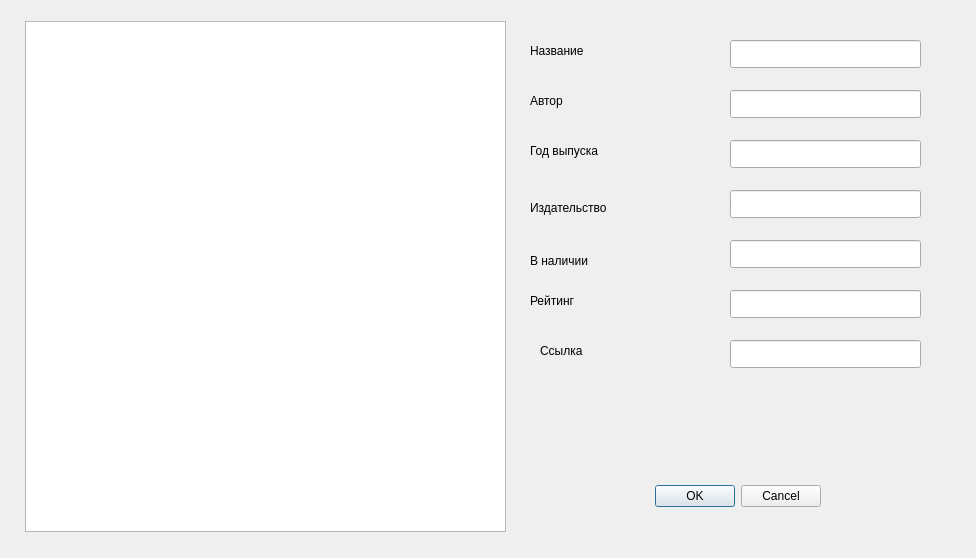
Above: EditDialog.ui from anneett/Oganesyan_OOPP_qt6 before the change. Below: the same form after it.
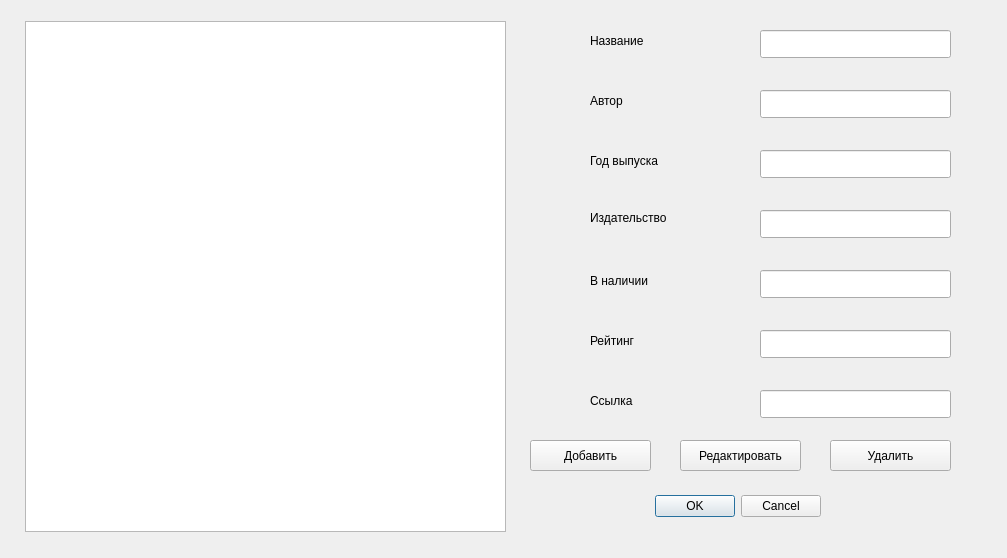
That is the form after the change.

```diff
--- a/EditDialog.ui
+++ b/EditDialog.ui
@@ -6,7 +6,7 @@
    <rect>
     <x>0</x>
     <y>0</y>
-    <width>976</width>
+    <width>1007</width>
     <height>558</height>
    </rect>
   </property>
@@ -17,7 +17,7 @@
    <property name="geometry">
     <rect>
      <x>650</x>
-     <y>480</y>
+     <y>490</y>
      <width>171</width>
      <height>32</height>
     </rect>
@@ -42,8 +42,8 @@
   <widget class="QLabel" name="title">
    <property name="geometry">
     <rect>
-     <x>530</x>
-     <y>40</y>
+     <x>590</x>
+     <y>30</y>
      <width>91</width>
      <height>21</height>
     </rect>
@@ -55,7 +55,7 @@
   <widget class="QLabel" name="author">
    <property name="geometry">
     <rect>
-     <x>530</x>
+     <x>590</x>
      <y>90</y>
      <width>91</width>
      <height>21</height>
@@ -68,8 +68,8 @@
   <widget class="QLabel" name="release">
    <property name="geometry">
     <rect>
-     <x>530</x>
-     <y>140</y>
+     <x>590</x>
+     <y>150</y>
      <width>91</width>
      <height>21</height>
     </rect>
@@ -81,8 +81,8 @@
   <widget class="QLabel" name="publishing">
    <property name="geometry">
     <rect>
-     <x>530</x>
-     <y>200</y>
+     <x>590</x>
+     <y>210</y>
      <width>111</width>
      <height>16</height>
     </rect>
@@ -94,8 +94,8 @@
   <widget class="QLabel" name="instock">
    <property name="geometry">
     <rect>
-     <x>530</x>
-     <y>250</y>
+     <x>590</x>
+     <y>270</y>
      <width>91</width>
      <height>21</height>
     </rect>
@@ -107,8 +107,8 @@
   <widget class="QLabel" name="rating">
    <property name="geometry">
     <rect>
-     <x>530</x>
-     <y>290</y>
+     <x>590</x>
+     <y>330</y>
      <width>91</width>
      <height>21</height>
     </rect>
@@ -120,8 +120,8 @@
   <widget class="QLabel" name="url">
    <property name="geometry">
     <rect>
-     <x>540</x>
-     <y>340</y>
+     <x>590</x>
+     <y>390</y>
      <width>91</width>
      <height>21</height>
     </rect>
@@ -130,31 +130,11 @@
     <string>Ссылка</string>
    </property>
   </widget>
-  <widget class="QLineEdit" name="titleEdit">
-   <property name="geometry">
-    <rect>
-     <x>730</x>
-     <y>40</y>
-     <width>191</width>
-     <height>28</height>
-    </rect>
-   </property>
-  </widget>
-  <widget class="QLineEdit" name="authorEdit">
-   <property name="geometry">
-    <rect>
-     <x>730</x>
-     <y>90</y>
-     <width>191</width>
-     <height>28</height>
-    </rect>
-   </property>
-  </widget>
   <widget class="QLineEdit" name="releaseEdit">
    <property name="geometry">
     <rect>
-     <x>730</x>
-     <y>140</y>
+     <x>760</x>
+     <y>150</y>
      <width>191</width>
      <height>28</height>
     </rect>
@@ -163,8 +143,8 @@
   <widget class="QLineEdit" name="publishingEdit">
    <property name="geometry">
     <rect>
-     <x>730</x>
-     <y>190</y>
+     <x>760</x>
+     <y>210</y>
      <width>191</width>
      <height>28</height>
     </rect>
@@ -173,8 +153,8 @@
   <widget class="QLineEdit" name="instockEdit">
    <property name="geometry">
     <rect>
-     <x>730</x>
-     <y>240</y>
+     <x>760</x>
+     <y>270</y>
      <width>191</width>
      <height>28</height>
     </rect>
@@ -183,8 +163,8 @@
   <widget class="QLineEdit" name="ratingEdit">
    <property name="geometry">
     <rect>
-     <x>730</x>
-     <y>290</y>
+     <x>760</x>
+     <y>330</y>
      <width>191</width>
      <height>28</height>
     </rect>
@@ -193,8 +173,67 @@
   <widget class="QLineEdit" name="urlEdit">
    <property name="geometry">
     <rect>
-     <x>730</x>
-     <y>340</y>
+     <x>760</x>
+     <y>390</y>
+     <width>191</width>
+     <height>28</height>
+    </rect>
+   </property>
+  </widget>
+  <widget class="QPushButton" name="AddButton">
+   <property name="geometry">
+    <rect>
+     <x>530</x>
+     <y>440</y>
+     <width>121</width>
+     <height>31</height>
+    </rect>
+   </property>
+   <property name="text">
+    <string>Добавить</string>
+   </property>
+  </widget>
+  <widget class="QPushButton" name="EditButton">
+   <property name="geometry">
+    <rect>
+     <x>680</x>
+     <y>440</y>
+     <width>121</width>
+     <height>31</height>
+    </rect>
+   </property>
+   <property name="text">
+    <string>Редактировать</string>
+   </property>
+  </widget>
+  <widget class="QPushButton" name="DeleteButton">
+   <property name="geometry">
+    <rect>
+     <x>830</x>
+     <y>440</y>
+     <width>121</width>
+     <height>31</height>
+    </rect>
+   </property>
+   <property name="text">
+    <string>Удалить</string>
+   </property>
+  </widget>
+  <widget class="QLineEdit" name="authorEdit">
+   <property name="geometry">
+    <rect>
+     <x>760</x>
+     <y>90</y>
+     <width>191</width>
+     <height>28</height>
+    </rect>
+   </property>
+  </widget>
+  <widget class="QLineEdit" name="titleEdit">
+   <property name="geometry">
+    <rect>
+     <x>760</x>
+     <y>30</y>
      <width>191</width>
      <height>28</height>
     </rect>
```
